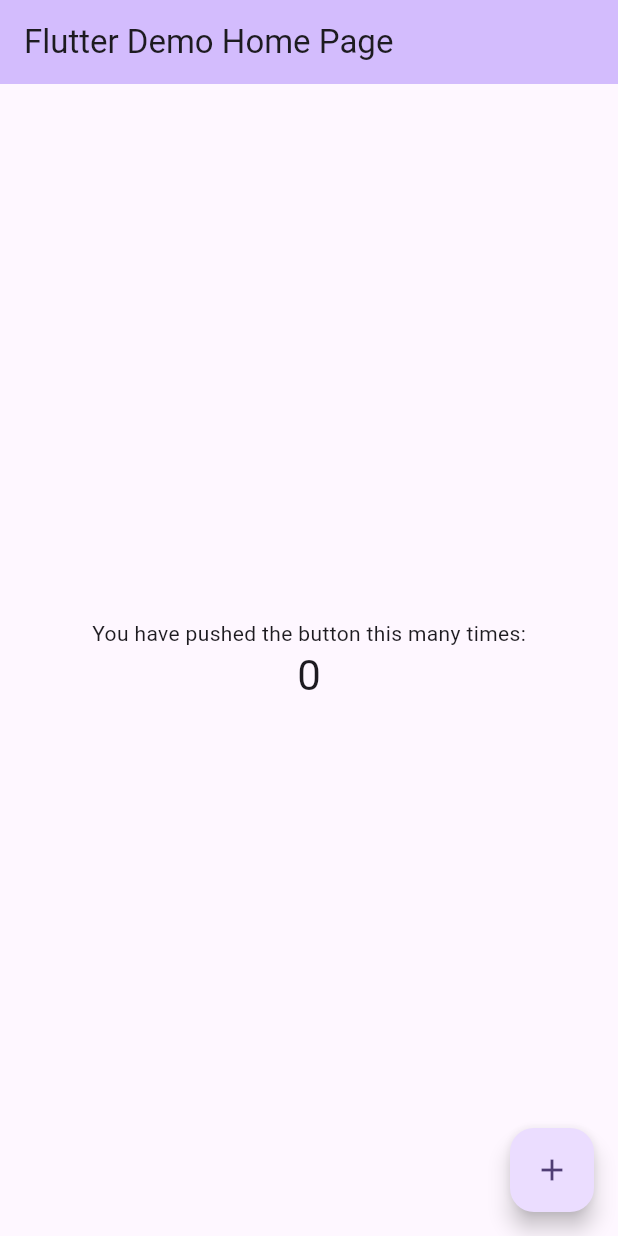
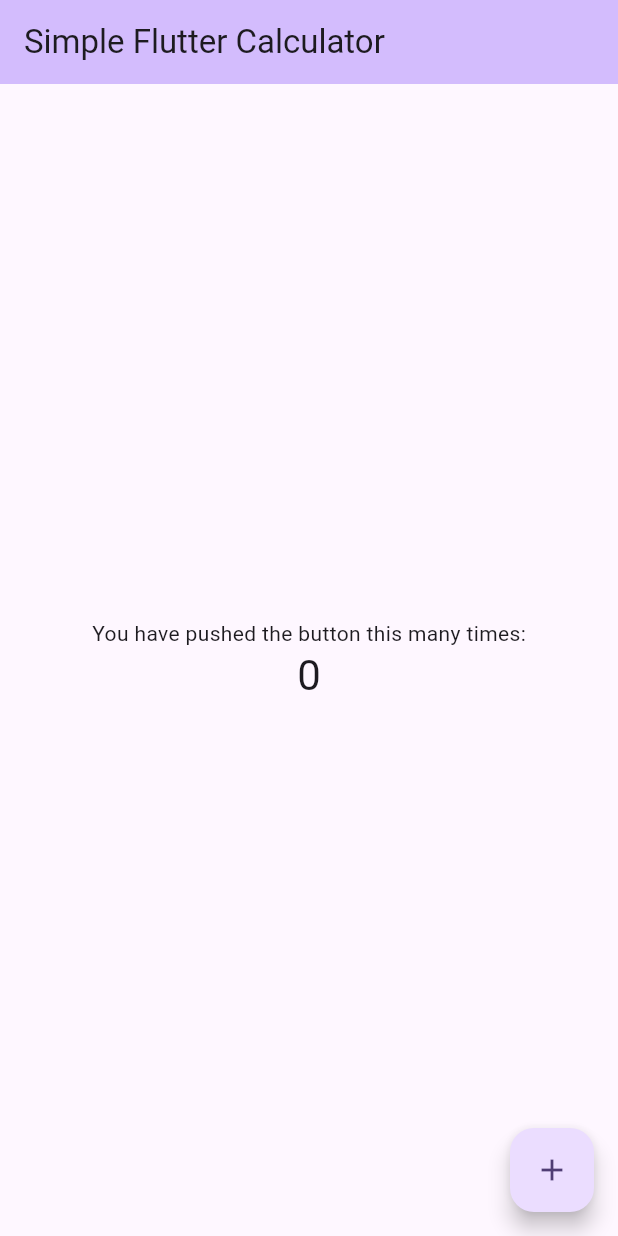
Before and after one commit to Kiash254/Flutter-Calculator, a Flutter app: the screen it shows after launch, on a phone screen of 412 x 824 dp. Run offline on Flutter 3.47's test engine with Material 2 defaults, Android fonts, the phone set to English and light mode, and no system bars.

```diff
--- a/lib/main.dart
+++ b/lib/main.dart
@@ -11,7 +11,7 @@ class MyApp extends StatelessWidget {
   @override
   Widget build(BuildContext context) {
     return MaterialApp(
-      title: 'Flutter Demo',
+      title: 'Simple Flutter Calculator',
       theme: ThemeData(
         // This is the theme of your application.
         //
@@ -31,7 +31,7 @@ class MyApp extends StatelessWidget {
         colorScheme: ColorScheme.fromSeed(seedColor: Colors.deepPurple),
         useMaterial3: true,
       ),
-      home: const MyHomePage(title: 'Flutter Demo Home Page'),
+      home: const MyHomePage(title: 'Simple Flutter Calculator'),
     );
   }
 }
```
